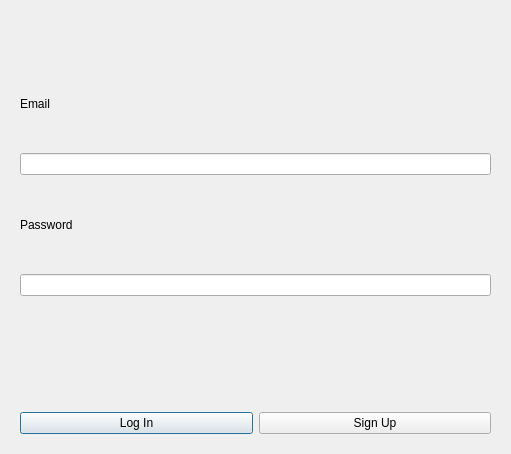
Old version of the form sem3/projectQt/loginwindow.ui in the repository naztes0/University.
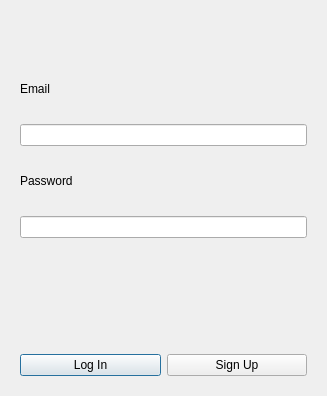
New version of the form. The open tabs and pages were chosen to show the change.

Commit message: Changed size of login window

Patch:
```diff
--- a/sem3/projectQt/loginwindow.ui
+++ b/sem3/projectQt/loginwindow.ui
@@ -6,8 +6,8 @@
    <rect>
     <x>0</x>
     <y>0</y>
-    <width>511</width>
-    <height>454</height>
+    <width>327</width>
+    <height>396</height>
    </rect>
   </property>
   <property name="windowTitle">
```
Left out of the diff: 2 changed lines with no effect on the pictures.
